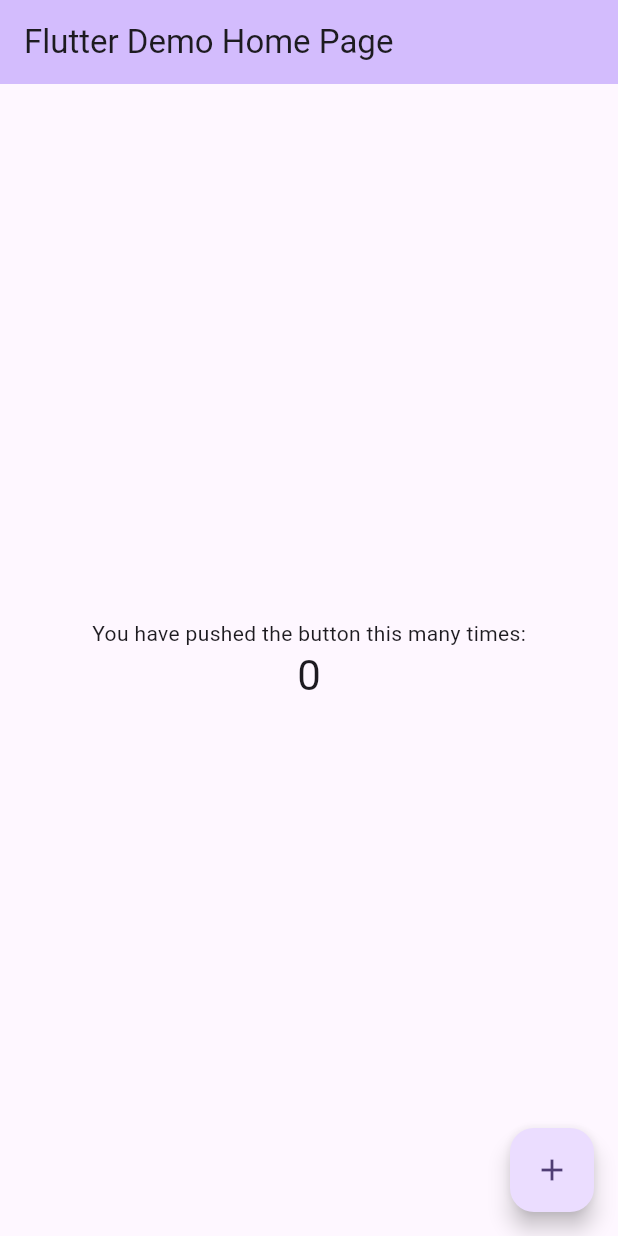
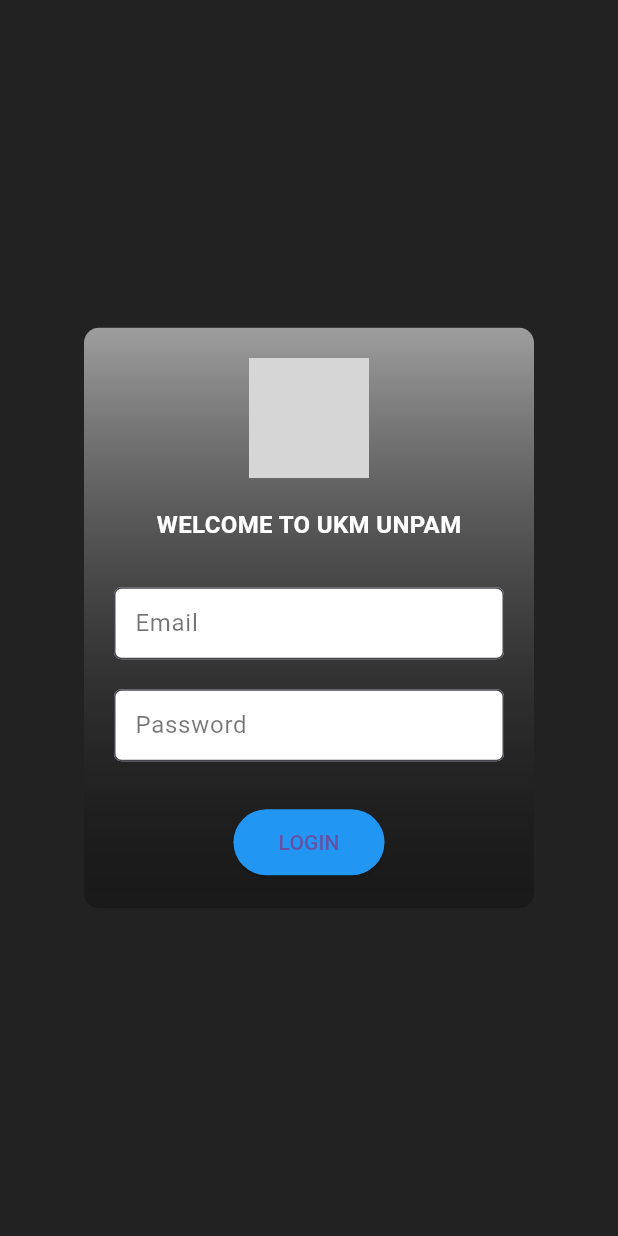
Before and after one commit to muhammad-fahry/PROJECT_UKM, a Flutter app: the screen it shows after launch, on a phone screen of 412 x 824 dp. Run offline on Flutter 3.47's test engine with Material 3 defaults, Android fonts, the phone set to English and light mode, and no system bars; network calls fail; grey boxes are pictures that could not be loaded.

Commit message:
tampilan login tanpa logo

```diff
--- a/client/lib/main.dart
+++ b/client/lib/main.dart
@@ -7,116 +7,113 @@ void main() {
 class MyApp extends StatelessWidget {
   const MyApp({super.key});
 
-  // This widget is the root of your application.
   @override
   Widget build(BuildContext context) {
     return MaterialApp(
-      title: 'Flutter Demo',
-      theme: ThemeData(
-        // This is the theme of your application.
-        //
-        // TRY THIS: Try running your application with "flutter run". You'll see
-        // the application has a purple toolbar. Then, without quitting the app,
-        // try changing the seedColor in the colorScheme below to Colors.green
-        // and then invoke "hot reload" (save your changes or press the "hot
-        // reload" button in a Flutter-supported IDE, or press "r" if you used
-        // the command line to start the app).
-        //
-        // Notice that the counter didn't reset back to zero; the application
-        // state is not lost during the reload. To reset the state, use hot
-        // restart instead.
-        //
-        // This works for code too, not just values: Most code changes can be
-        // tested with just a hot reload.
-        colorScheme: ColorScheme.fromSeed(seedColor: Colors.deepPurple),
-      ),
-      home: const MyHomePage(title: 'Flutter Demo Home Page'),
+      title: 'UKM UNPAM Login',
+      debugShowCheckedModeBanner: false,
+      home: const LoginScreen(),
     );
   }
 }
 
-class MyHomePage extends StatefulWidget {
-  const MyHomePage({super.key, required this.title});
-
-  // This widget is the home page of your application. It is stateful, meaning
-  // that it has a State object (defined below) that contains fields that affect
-  // how it looks.
-
-  // This class is the configuration for the state. It holds the values (in this
-  // case the title) provided by the parent (in this case the App widget) and
-  // used by the build method of the State. Fields in a Widget subclass are
-  // always marked "final".
-
-  final String title;
+class LoginScreen extends StatefulWidget {
+  const LoginScreen({super.key});
 
   @override
-  State<MyHomePage> createState() => _MyHomePageState();
+  State<LoginScreen> createState() => _LoginScreenState();
 }
 
-class _MyHomePageState extends State<MyHomePage> {
-  int _counter = 0;
+class _LoginScreenState extends State<LoginScreen> {
+  final TextEditingController emailController = TextEditingController();
+  final TextEditingController passwordController = TextEditingController();
 
-  void _incrementCounter() {
-    setState(() {
-      // This call to setState tells the Flutter framework that something has
-      // changed in this State, which causes it to rerun the build method below
-      // so that the display can reflect the updated values. If we changed
-      // _counter without calling setState(), then the build method would not be
-      // called again, and so nothing would appear to happen.
-      _counter++;
-    });
+  void login() {
+    String email = emailController.text;
+    String password = passwordController.text;
+    print('Email: $email');
+    print('Password: $password');
   }
 
   @override
   Widget build(BuildContext context) {
-    // This method is rerun every time setState is called, for instance as done
-    // by the _incrementCounter method above.
-    //
-    // The Flutter framework has been optimized to make rerunning build methods
-    // fast, so that you can just rebuild anything that needs updating rather
-    // than having to individually change instances of widgets.
     return Scaffold(
-      appBar: AppBar(
-        // TRY THIS: Try changing the color here to a specific color (to
-        // Colors.amber, perhaps?) and trigger a hot reload to see the AppBar
-        // change color while the other colors stay the same.
-        backgroundColor: Theme.of(context).colorScheme.inversePrimary,
-        // Here we take the value from the MyHomePage object that was created by
-        // the App.build method, and use it to set our appbar title.
-        title: Text(widget.title),
-      ),
+      backgroundColor: Colors.black87,
       body: Center(
-        // Center is a layout widget. It takes a single child and positions it
-        // in the middle of the parent.
-        child: Column(
-          // Column is also a layout widget. It takes a list of children and
-          // arranges them vertically. By default, it sizes itself to fit its
-          // children horizontally, and tries to be as tall as its parent.
-          //
-          // Column has various properties to control how it sizes itself and
-          // how it positions its children. Here we use mainAxisAlignment to
-          // center the children vertically; the main axis here is the vertical
-          // axis because Columns are vertical (the cross axis would be
-          // horizontal).
-          //
-          // TRY THIS: Invoke "debug painting" (choose the "Toggle Debug Paint"
-          // action in the IDE, or press "p" in the console), to see the
-          // wireframe for each widget.
-          mainAxisAlignment: MainAxisAlignment.center,
-          children: <Widget>[
-            const Text('You have pushed the button this many times:'),
-            Text(
-              '$_counter',
-              style: Theme.of(context).textTheme.headlineMedium,
+        child: Container(
+          padding: const EdgeInsets.all(20),
+          width: 300,
+          decoration: BoxDecoration(
+            gradient: const LinearGradient(
+              colors: [Colors.grey, Colors.black26],
+              begin: Alignment.topCenter,
+              end: Alignment.bottomCenter,
             ),
-          ],
+            borderRadius: BorderRadius.circular(10),
+          ),
+          child: Column(
+            mainAxisSize: MainAxisSize.min,
+            children: [
+              // Ganti asset image jadi network image
+              Image.network(
+                'https://upload.wikimedia.org/wikipedia/commons/thumb/0/0c/Emblem_of_Indonesia.svg/1200px-Emblem_of_Indonesia.svg.png',
+                width: 80,
+              ),
+              const SizedBox(height: 20),
+              const Text(
+                'WELCOME TO UKM UNPAM',
+                style: TextStyle(
+                  color: Colors.white,
+                  fontSize: 16,
+                  fontWeight: FontWeight.bold,
+                ),
+              ),
+              const SizedBox(height: 30),
+              TextField(
+                controller: emailController,
+                decoration: InputDecoration(
+                  filled: true,
+                  fillColor: Colors.white,
+                  hintText: 'Email',
+                  hintStyle: const TextStyle(color: Colors.black54),
+                  contentPadding: const EdgeInsets.symmetric(horizontal: 10),
+                  border: OutlineInputBorder(
+                    borderRadius: BorderRadius.circular(5),
+                  ),
+                ),
+              ),
+              const SizedBox(height: 20),
+              TextField(
+                controller: passwordController,
+                obscureText: true,
+                decoration: InputDecoration(
+                  filled: true,
+                  fillColor: Colors.white,
+                  hintText: 'Password',
+                  hintStyle: const TextStyle(color: Colors.black54),
+                  contentPadding: const EdgeInsets.symmetric(horizontal: 10),
+                  border: OutlineInputBorder(
+                    borderRadius: BorderRadius.circular(5),
+                  ),
+                ),
+              ),
+              const SizedBox(height: 30),
+              ElevatedButton(
+                onPressed: login,
+                style: ElevatedButton.styleFrom(
+                  backgroundColor: Colors.blue,
+                  padding: const EdgeInsets.symmetric(
+                      horizontal: 30, vertical: 12),
+                  shape: RoundedRectangleBorder(
+                    borderRadius: BorderRadius.circular(30),
+                  ),
+                ),
+                child: const Text('LOGIN'),
+              ),
+            ],
+          ),
         ),
       ),
-      floatingActionButton: FloatingActionButton(
-        onPressed: _incrementCounter,
-        tooltip: 'Increment',
-        child: const Icon(Icons.add),
-      ), // This trailing comma makes auto-formatting nicer for build methods.
     );
   }
 }
```
